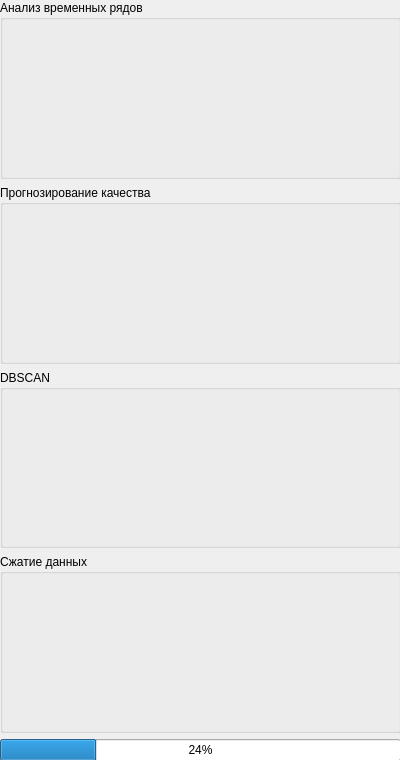
Above: Sources/Administrator.ui from ArbiterOfJudgement/DM before the change. Below: the same form after it.
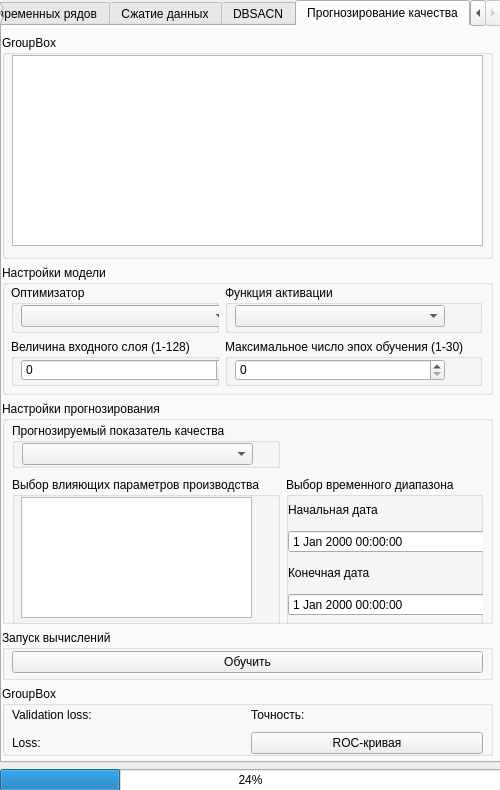
That is the form after the change.

Commit message: feat: add RNN tab content

```diff
--- a/Sources/Administrator.ui
+++ b/Sources/Administrator.ui
@@ -6,20 +6,20 @@
    <rect>
     <x>0</x>
     <y>0</y>
-    <width>400</width>
-    <height>760</height>
+    <width>500</width>
+    <height>790</height>
    </rect>
   </property>
   <property name="minimumSize">
    <size>
-    <width>400</width>
-    <height>760</height>
+    <width>500</width>
+    <height>790</height>
    </size>
   </property>
   <property name="maximumSize">
    <size>
-    <width>400</width>
-    <height>760</height>
+    <width>500</width>
+    <height>790</height>
    </size>
   </property>
   <property name="windowTitle">
@@ -30,37 +30,397 @@
     <rect>
      <x>0</x>
      <y>0</y>
-     <width>401</width>
-     <height>761</height>
+     <width>501</width>
+     <height>791</height>
     </rect>
    </property>
-   <layout class="QVBoxLayout" name="verticalLayout">
+   <layout class="QVBoxLayout" name="verticalLayout_7">
+    <property name="sizeConstraint">
+     <enum>QLayout::SetMinimumSize</enum>
+    </property>
     <item>
-     <widget class="QGroupBox" name="TSA_group">
-      <property name="title">
-       <string>Анализ временных рядов</string>
+     <widget class="QTabWidget" name="tabWidget_2">
+      <property name="cursor">
+       <cursorShape>ArrowCursor</cursorShape>
       </property>
-     </widget>
-    </item>
-    <item>
-     <widget class="QGroupBox" name="RNN_group">
-      <property name="title">
-       <string>Прогнозирование качества</string>
+      <property name="currentIndex">
+       <number>3</number>
       </property>
-     </widget>
-    </item>
-    <item>
-     <widget class="QGroupBox" name="DBSCAN_group">
-      <property name="title">
-       <string>DBSCAN</string>
-      </property>
-     </widget>
-    </item>
-    <item>
-     <widget class="QGroupBox" name="MDC_group">
-      <property name="title">
-       <string>Сжатие данных</string>
-      </property>
+      <widget class="QWidget" name="TSA_tab">
+       <property name="cursor">
+        <cursorShape>ArrowCursor</cursorShape>
+       </property>
+       <attribute name="title">
+        <string>Анализ временных рядов</string>
+       </attribute>
+      </widget>
+      <widget class="QWidget" name="MDC_tab">
+       <property name="cursor">
+        <cursorShape>ArrowCursor</cursorShape>
+       </property>
+       <attribute name="title">
+        <string>Сжатие данных</string>
+       </attribute>
+      </widget>
+      <widget class="QWidget" name="DBSCAN_tab">
+       <property name="cursor">
+        <cursorShape>ArrowCursor</cursorShape>
+       </property>
+       <attribute name="title">
+        <string>DBSACN</string>
+       </attribute>
+      </widget>
+      <widget class="QWidget" name="RNN_tab">
+       <property name="cursor">
+        <cursorShape>ArrowCursor</cursorShape>
+       </property>
+       <attribute name="title">
+        <string>Прогнозирование качества</string>
+       </attribute>
+       <widget class="QWidget" name="verticalLayoutWidget_6">
+        <property name="geometry">
+         <rect>
+          <x>0</x>
+          <y>9</y>
+          <width>491</width>
+          <height>721</height>
+         </rect>
+        </property>
+        <layout class="QVBoxLayout" name="verticalLayout_9">
+         <item>
+          <widget class="QGroupBox" name="ModelsDbGroupBoxRNN">
+           <property name="title">
+            <string>GroupBox</string>
+           </property>
+           <widget class="QTableWidget" name="ModelsTableWidgetRNN">
+            <property name="geometry">
+             <rect>
+              <x>10</x>
+              <y>20</y>
+              <width>471</width>
+              <height>191</height>
+             </rect>
+            </property>
+           </widget>
+          </widget>
+         </item>
+         <item>
+          <widget class="QGroupBox" name="ModelSettingsGroupBoxRNN">
+           <property name="maximumSize">
+            <size>
+             <width>16777215</width>
+             <height>130</height>
+            </size>
+           </property>
+           <property name="title">
+            <string>Настройки модели</string>
+           </property>
+           <widget class="QWidget" name="gridLayoutWidget_2">
+            <property name="geometry">
+             <rect>
+              <x>9</x>
+              <y>20</y>
+              <width>471</width>
+              <height>101</height>
+             </rect>
+            </property>
+            <layout class="QGridLayout" name="gridLayout_2">
+             <item row="0" column="0">
+              <widget class="QGroupBox" name="OptimizerGroupBoxRNN">
+               <property name="title">
+                <string>Оптимизатор</string>
+               </property>
+               <widget class="QComboBox" name="OptimizerComboBoxRNN">
+                <property name="geometry">
+                 <rect>
+                  <x>10</x>
+                  <y>20</y>
+                  <width>210</width>
+                  <height>22</height>
+                 </rect>
+                </property>
+               </widget>
+              </widget>
+             </item>
+             <item row="0" column="1">
+              <widget class="QGroupBox" name="ActivationGroupBoxRNN">
+               <property name="title">
+                <string>Функция активации</string>
+               </property>
+               <widget class="QComboBox" name="ActivationComboBoxRNN">
+                <property name="geometry">
+                 <rect>
+                  <x>10</x>
+                  <y>20</y>
+                  <width>210</width>
+                  <height>22</height>
+                 </rect>
+                </property>
+               </widget>
+              </widget>
+             </item>
+             <item row="1" column="0">
+              <widget class="QGroupBox" name="InputSizeGroupBoxRNN">
+               <property name="title">
+                <string>Величина входного слоя (1-128)</string>
+               </property>
+               <widget class="QSpinBox" name="ImputSizeSpinBoxRNN">
+                <property name="geometry">
+                 <rect>
+                  <x>10</x>
+                  <y>20</y>
+                  <width>210</width>
+                  <height>22</height>
+                 </rect>
+                </property>
+               </widget>
+              </widget>
+             </item>
+             <item row="1" column="1">
+              <widget class="QGroupBox" name="EpochsGroupBoxRNN">
+               <property name="title">
+                <string>Максимальное число эпох обучения (1-30)</string>
+               </property>
+               <widget class="QSpinBox" name="EpochsSpinBoxRNN">
+                <property name="geometry">
+                 <rect>
+                  <x>10</x>
+                  <y>20</y>
+                  <width>210</width>
+                  <height>22</height>
+                 </rect>
+                </property>
+               </widget>
+              </widget>
+             </item>
+            </layout>
+           </widget>
+          </widget>
+         </item>
+         <item>
+          <widget class="QGroupBox" name="ForecastingSettingsGroupBoxRNN">
+           <property name="maximumSize">
+            <size>
+             <width>16777215</width>
+             <height>270</height>
+            </size>
+           </property>
+           <property name="title">
+            <string>Настройки прогнозирования</string>
+           </property>
+           <widget class="QWidget" name="gridLayoutWidget_15">
+            <property name="geometry">
+             <rect>
+              <x>10</x>
+              <y>19</y>
+              <width>471</width>
+              <height>211</height>
+             </rect>
+            </property>
+            <layout class="QGridLayout" name="gridLayout_17">
+             <item row="1" column="0">
+              <widget class="QGroupBox" name="RelevantFeaturesGroupBoxRNN">
+               <property name="title">
+                <string>Выбор влияющих параметров производства</string>
+               </property>
+               <widget class="QListWidget" name="RelevantFeaturesRNN">
+                <property name="geometry">
+                 <rect>
+                  <x>9</x>
+                  <y>20</y>
+                  <width>231</width>
+                  <height>121</height>
+                 </rect>
+                </property>
+                <property name="cursor" stdset="0">
+                 <cursorShape>IBeamCursor</cursorShape>
+                </property>
+               </widget>
+              </widget>
+             </item>
+             <item row="0" column="0">
+              <widget class="QGroupBox" name="QualitIndicatorGroupBoxRNN">
+               <property name="maximumSize">
+                <size>
+                 <width>16777215</width>
+                 <height>45</height>
+                </size>
+               </property>
+               <property name="title">
+                <string>Прогнозируемый показатель качества</string>
+               </property>
+               <widget class="QComboBox" name="QualitIndicatorComboBoxRNN">
+                <property name="geometry">
+                 <rect>
+                  <x>10</x>
+                  <y>20</y>
+                  <width>231</width>
+                  <height>22</height>
+                 </rect>
+                </property>
+                <property name="cursor">
+                 <cursorShape>PointingHandCursor</cursorShape>
+                </property>
+               </widget>
+              </widget>
+             </item>
+             <item row="1" column="1">
+              <widget class="QGroupBox" name="TimeDiapazonRNN">
+               <property name="maximumSize">
+                <size>
+                 <width>600</width>
+                 <height>150</height>
+                </size>
+               </property>
+               <property name="title">
+                <string>Выбор временного диапазона</string>
+               </property>
+               <widget class="QWidget" name="gridLayoutWidget_16">
+                <property name="geometry">
+                 <rect>
+                  <x>2</x>
+                  <y>18</y>
+                  <width>211</width>
+                  <height>121</height>
+                 </rect>
+                </property>
+                <layout class="QGridLayout" name="gridLayout_18">
+                 <item row="2" column="0">
+                  <widget class="QDateTimeEdit" name="FromDateTimeRNN">
+                   <property name="cursor">
+                    <cursorShape>IBeamCursor</cursorShape>
+                   </property>
+                  </widget>
+                 </item>
+                 <item row="4" column="0">
+                  <widget class="QDateTimeEdit" name="ToDateTimeRNN">
+                   <property name="cursor">
+                    <cursorShape>IBeamCursor</cursorShape>
+                   </property>
+                  </widget>
+                 </item>
+                 <item row="3" column="0">
+                  <widget class="QLabel" name="EndDateLabelRNN">
+                   <property name="text">
+                    <string>Конечная дата</string>
+                   </property>
+                  </widget>
+                 </item>
+                 <item row="1" column="0">
+                  <widget class="QLabel" name="StartDateLabelRNN">
+                   <property name="text">
+                    <string>Начальная дата</string>
+                   </property>
+                  </widget>
+                 </item>
+                </layout>
+               </widget>
+              </widget>
+             </item>
+            </layout>
+           </widget>
+          </widget>
+         </item>
+         <item>
+          <widget class="QGroupBox" name="LearnGroupBoxRNN">
+           <property name="maximumSize">
+            <size>
+             <width>16777215</width>
+             <height>50</height>
+            </size>
+           </property>
+           <property name="title">
+            <string>Запуск вычислений</string>
+           </property>
+           <widget class="QWidget" name="gridLayoutWidget_17">
+            <property name="geometry">
+             <rect>
+              <x>10</x>
+              <y>20</y>
+              <width>471</width>
+              <height>25</height>
+             </rect>
+            </property>
+            <layout class="QGridLayout" name="gridLayout_19">
+             <item row="0" column="0">
+              <widget class="QPushButton" name="LearnButtonRNN">
+               <property name="cursor">
+                <cursorShape>PointingHandCursor</cursorShape>
+               </property>
+               <property name="text">
+                <string>Обучить</string>
+               </property>
+              </widget>
+             </item>
+            </layout>
+           </widget>
+          </widget>
+         </item>
+         <item>
+          <widget class="QGroupBox" name="ModelsValidationGroupBoxRNN">
+           <property name="maximumSize">
+            <size>
+             <width>16777215</width>
+             <height>70</height>
+            </size>
+           </property>
+           <property name="title">
+            <string>GroupBox</string>
+           </property>
+           <widget class="QWidget" name="gridLayoutWidget">
+            <property name="geometry">
+             <rect>
+              <x>10</x>
+              <y>17</y>
+              <width>471</width>
+              <height>51</height>
+             </rect>
+            </property>
+            <layout class="QGridLayout" name="gridLayout">
+             <item row="1" column="0">
+              <widget class="QLabel" name="ValLossLabelRNN">
+               <property name="text">
+                <string>Validation loss:</string>
+               </property>
+              </widget>
+             </item>
+             <item row="2" column="0">
+              <widget class="QLabel" name="LossLabelRNN">
+               <property name="text">
+                <string>Loss:</string>
+               </property>
+              </widget>
+             </item>
+             <item row="1" column="1">
+              <widget class="QLabel" name="AccuracyLabelRNN">
+               <property name="text">
+                <string>Точность:</string>
+               </property>
+              </widget>
+             </item>
+             <item row="2" column="1">
+              <widget class="QPushButton" name="RocPushButtonRNN">
+               <property name="maximumSize">
+                <size>
+                 <width>469</width>
+                 <height>16777215</height>
+                </size>
+               </property>
+               <property name="cursor">
+                <cursorShape>PointingHandCursor</cursorShape>
+               </property>
+               <property name="text">
+                <string>ROC-кривая</string>
+               </property>
+              </widget>
+             </item>
+            </layout>
+           </widget>
+          </widget>
+         </item>
+        </layout>
+       </widget>
+      </widget>
      </widget>
     </item>
     <item>
```
Left out of the diff: 2 changed lines with no effect on the pictures. The commit also changes 5 other files.
